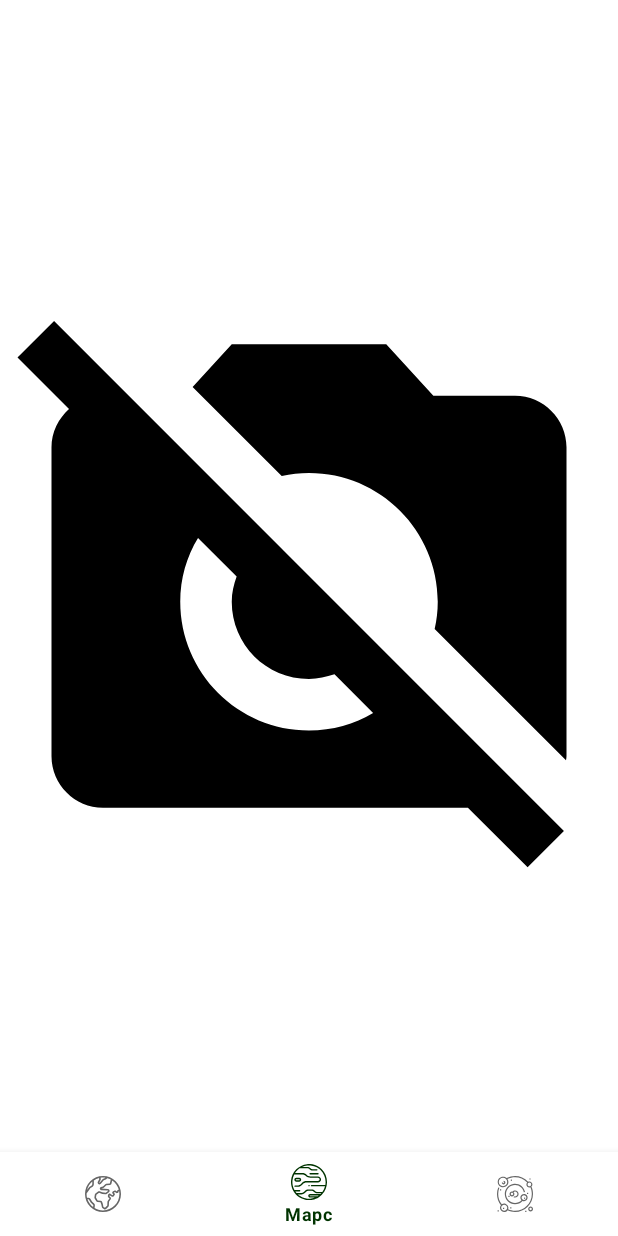
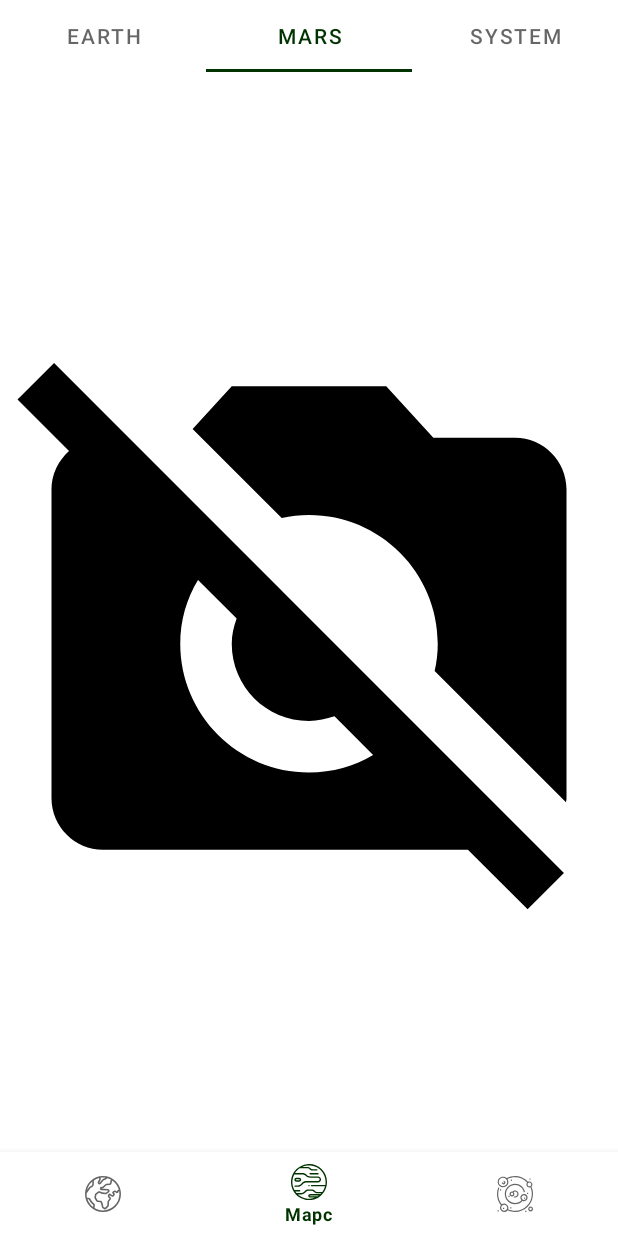
Before and after one commit to lekoal/NasaPicture, an Android app: the BottomNavigationActivity screen opened directly, with no data from a screen before it, item 2 of the bottom bar chosen, on a phone screen of 412 x 824 dp. Run offline under Robolectric (Android 15) with nearby library versions, the phone set to English and light mode, and no system bars; pictures from the network do not load.

Commit message:
Bottom navigation & view pager are associated

```diff
--- /dev/null
+++ b/app/src/main/java/com/example/nasapicture/ui/ViewPagerAdapter.kt
@@ -0,0 +1,30 @@
+package com.example.nasapicture.ui
+
+import androidx.fragment.app.FragmentManager
+import androidx.fragment.app.FragmentStatePagerAdapter
+import com.example.nasapicture.ui.navigation.EarthFragment
+import com.example.nasapicture.ui.navigation.MarsFragment
+import com.example.nasapicture.ui.navigation.SolarSystemFragment
+
+const val EARTH_KEY = 0
+const val MARS_KEY = 1
+const val SOLAR_SYSTEM_KEY = 2
+
+class ViewPagerAdapter(private val fragmentManager: FragmentManager): FragmentStatePagerAdapter(fragmentManager) {
+
+    private val fragments = arrayOf(EarthFragment(), MarsFragment(), SolarSystemFragment())
+
+    override fun getCount() = fragments.size
+
+    override fun getItem(position: Int) = fragments[position]
+
+    override fun getPageTitle(position: Int): CharSequence {
+        return when(position) {
+            EARTH_KEY -> "Earth"
+            MARS_KEY -> "Mars"
+            SOLAR_SYSTEM_KEY -> "System"
+            else -> "Earth"
+        }
+    }
+
+}
--- a/app/src/main/java/com/example/nasapicture/ui/navigation/BottomNavigationActivity.kt
+++ b/app/src/main/java/com/example/nasapicture/ui/navigation/BottomNavigationActivity.kt
@@ -3,19 +3,24 @@ package com.example.nasapicture.ui.navigation
 import android.content.Context
 import androidx.appcompat.app.AppCompatActivity
 import android.os.Bundle
+import android.util.Log
 import android.view.View
 import androidx.appcompat.app.AppCompatDelegate
 import androidx.fragment.app.Fragment
+import androidx.viewpager.widget.ViewPager
 import com.example.nasapicture.R
 import com.example.nasapicture.databinding.ActivityBottomNavigationBinding
-import com.example.nasapicture.ui.CURRENT_THEME
-import com.example.nasapicture.ui.SAVED_THEME_FILE
+import com.example.nasapicture.ui.*
 import com.example.nasapicture.viewmodel.PictureOfTheDayState
+import com.google.android.material.navigation.NavigationBarView
 import com.google.android.material.snackbar.Snackbar
+import com.google.android.material.tabs.TabLayout
 
 class BottomNavigationActivity : AppCompatActivity() {
 
     private lateinit var binding: ActivityBottomNavigationBinding
+
+    private lateinit var pager: ViewPager
 
     override fun onCreate(savedInstanceState: Bundle?) {
         super.onCreate(savedInstanceState)
@@ -23,28 +28,35 @@ class BottomNavigationActivity : AppCompatActivity() {
         binding = ActivityBottomNavigationBinding.inflate(layoutInflater)
         setContentView(binding.root)
 
+        pager = binding.viewPager
+
+        pager.adapter = ViewPagerAdapter(supportFragmentManager)
+
         initBottomNavigationView()
+
+        binding.tabLayout.setupWithViewPager(pager)
+
+        checkPagerState()
     }
 
     private fun initBottomNavigationView() {
         binding.bottomNavigationView.setOnItemSelectedListener {
             when (it.itemId) {
                 R.id.nasa_earth_image -> {
-                    navigationTo(EarthFragment())
+                    binding.viewPager.currentItem = EARTH_KEY
                     true
                 }
                 R.id.nasa_mars_image -> {
-                    navigationTo(MarsFragment())
+                    binding.viewPager.currentItem = MARS_KEY
                     true
                 }
                 R.id.nasa_solar_system_image -> {
-                    navigationTo(SolarSystemFragment())
+                    binding.viewPager.currentItem = SOLAR_SYSTEM_KEY
                     true
                 }
                 else -> true
             }
         }
-        binding.bottomNavigationView.selectedItemId = R.id.nasa_earth_image
     }
 
     private fun selectTheme() {
@@ -77,7 +89,24 @@ class BottomNavigationActivity : AppCompatActivity() {
         }
     }
 
-    private fun navigationTo(f: Fragment) {
-        supportFragmentManager.beginTransaction().replace(R.id.container, f).commit()
+    private fun checkPagerState() {
+        pager.addOnPageChangeListener(object: ViewPager.OnPageChangeListener {
+            override fun onPageScrolled(
+                position: Int,
+                positionOffset: Float,
+                positionOffsetPixels: Int
+            ) {
+
+            }
+
+            override fun onPageSelected(position: Int) {
+                binding.bottomNavigationView.menu.getItem(position).isChecked = true
+            }
+
+            override fun onPageScrollStateChanged(state: Int) {
+
+            }
+
+        })
     }
 }
--- a/app/src/main/java/com/example/nasapicture/ui/navigation/EarthFragment.kt
+++ b/app/src/main/java/com/example/nasapicture/ui/navigation/EarthFragment.kt
@@ -14,6 +14,7 @@ import com.example.nasapicture.R
 import com.example.nasapicture.databinding.FragmentEarthBinding
 import com.example.nasapicture.viewmodel.PictureOfTheDayState
 import com.example.nasapicture.viewmodel.PictureOfTheDayViewModel
+import com.google.android.material.bottomnavigation.BottomNavigationView
 
 class EarthFragment : Fragment() {
 
--- a/app/src/main/res/layout/activity_bottom_navigation.xml
+++ b/app/src/main/res/layout/activity_bottom_navigation.xml
@@ -6,6 +6,17 @@
     android:layout_height="match_parent"
     tools:context=".ui.navigation.BottomNavigationActivity">
 
+    <com.google.android.material.tabs.TabLayout
+        android:id="@+id/tab_layout"
+        android:layout_width="match_parent"
+        android:layout_height="wrap_content" />
+
+    <androidx.viewpager.widget.ViewPager
+        android:id="@+id/view_pager"
+        android:layout_width="match_parent"
+        android:layout_marginVertical="?actionBarSize"
+        android:layout_height="match_parent" />
+
     <FrameLayout
         android:id="@+id/container"
         android:layout_width="match_parent"
@@ -13,12 +24,12 @@
         android:layout_marginBottom="?actionBarSize" />
 
     <com.google.android.material.bottomnavigation.BottomNavigationView
+        android:id="@+id/bottom_navigation_view"
         android:layout_width="match_parent"
         android:layout_height="?actionBarSize"
-        android:id="@+id/bottom_navigation_view"
+        android:layout_gravity="bottom"
+        app:itemHorizontalTranslationEnabled="false"
         app:labelVisibilityMode="selected"
-        app:itemHorizontalTranslationEnabled="false"
-        android:layout_gravity="bottom"
         app:menu="@menu/menu_bottom_navigation_view" />
 
     <FrameLayout
--- a/app/src/main/res/values/styles.xml
+++ b/app/src/main/res/values/styles.xml
@@ -113,4 +113,28 @@
         <item name="itemIconTint">@color/blue_200</item>
         <item name="itemTextColor">@color/blue_200</item>
     </style>
+
+    <style name="tabs_red" parent="Widget.MaterialComponents.TabLayout">
+        <item name="android:background">@color/dark_red</item>
+        <item name="tabIconTint">@color/red_200</item>
+        <item name="tabTextColor">@color/red_200</item>
+        <item name="tabIndicatorColor">@color/red_200</item>
+        <item name="tabIndicatorHeight">4dp</item>
+    </style>
+
+    <style name="tabs_green" parent="Widget.MaterialComponents.TabLayout">
+        <item name="android:background">@color/dark_green</item>
+        <item name="tabIconTint">@color/green_200</item>
+        <item name="tabTextColor">@color/green_200</item>
+        <item name="tabIndicatorColor">@color/green_200</item>
+        <item name="tabIndicatorHeight">4dp</item>
+    </style>
+
+    <style name="tabs_blue" parent="Widget.MaterialComponents.TabLayout">
+        <item name="android:background">@color/dark_blue</item>
+        <item name="tabIconTint">@color/blue_200</item>
+        <item name="tabTextColor">@color/blue_200</item>
+        <item name="tabIndicatorColor">@color/blue_200</item>
+        <item name="tabIndicatorHeight">4dp</item>
+    </style>
 </resources>
--- a/app/src/main/res/values/themes.xml
+++ b/app/src/main/res/values/themes.xml
@@ -41,6 +41,7 @@
         <item name="bottomAppBarStyle">@style/bottom_app_bar_red</item>
         <item name="floatingActionButtonStyle">@style/fab_red</item>
         <item name="bottomNavigationStyle">@style/bottom_navigation_red</item>
+        <item name="tabStyle">@style/tabs_red</item>
     </style>
 
     <style name="GreenTheme" parent="Theme.MaterialComponents.DayNight.NoActionBar">
@@ -58,6 +59,7 @@
         <item name="bottomAppBarStyle">@style/bottom_app_bar_green</item>
         <item name="floatingActionButtonStyle">@style/fab_green</item>
         <item name="bottomNavigationStyle">@style/bottom_navigation_green</item>
+        <item name="tabStyle">@style/tabs_green</item>
     </style>
 
     <style name="BlueTheme" parent="Theme.MaterialComponents.DayNight.NoActionBar">
@@ -75,5 +77,6 @@
         <item name="bottomAppBarStyle">@style/bottom_app_bar_blue</item>
         <item name="floatingActionButtonStyle">@style/fab_blue</item>
         <item name="bottomNavigationStyle">@style/bottom_navigation_blue</item>
+        <item name="tabStyle">@style/tabs_blue</item>
     </style>
 </resources>
```
